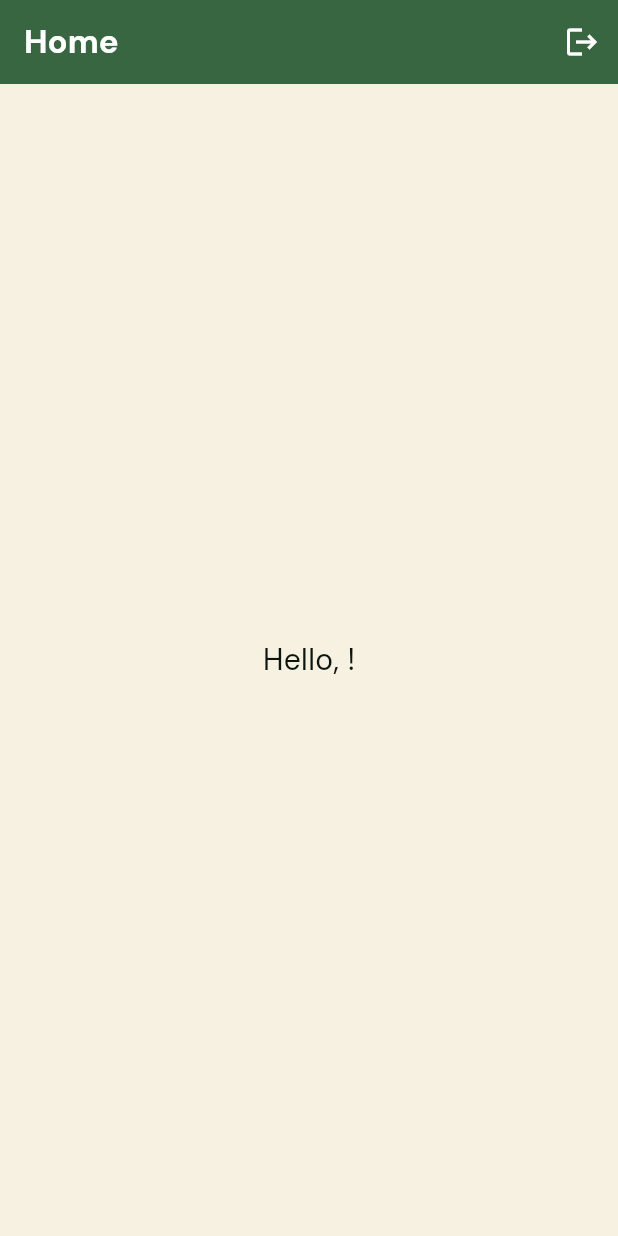
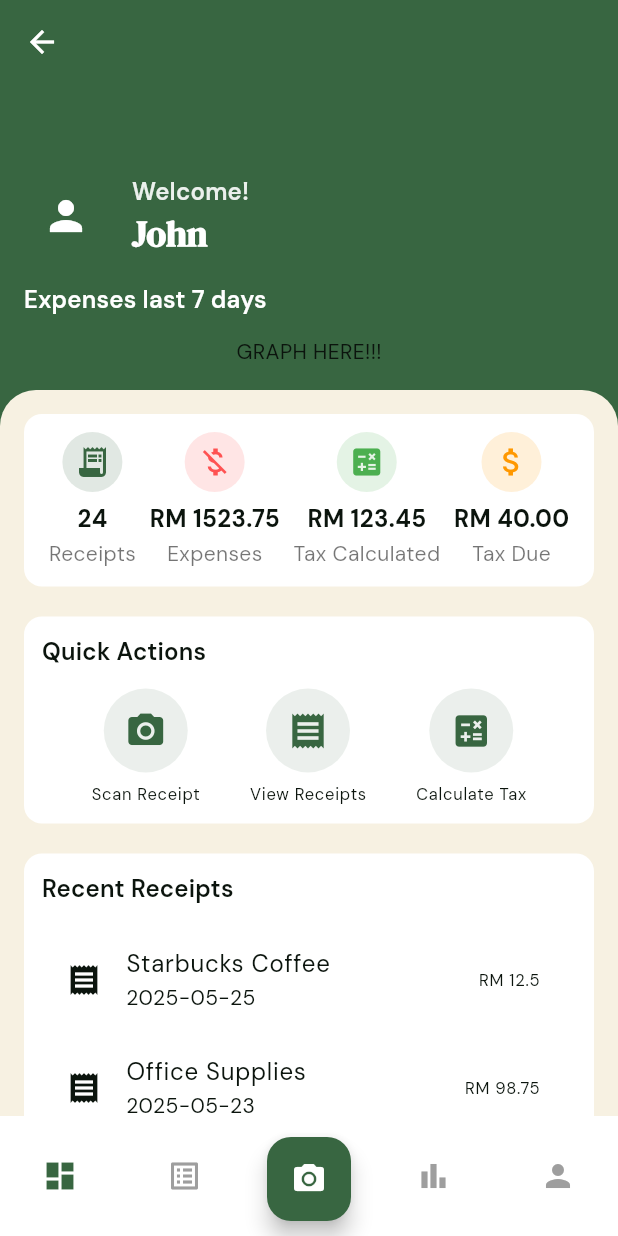
Before and after one commit to vinky0813/tolak_tax, a Flutter app: the HomeScreen screen opened by its route, on a phone screen of 412 x 824 dp. Run offline on Flutter 3.47's test engine with Material 3 defaults, Android fonts, the phone set to English and light mode, and no system bars; our stand-ins replace firebase_auth, firebase_core, flutter_svg, google_sign_in; missing offline and left inert: flutter_facebook_auth; accounts and stored records are empty.

Commit message:
Dashboard UI Skeleton

```diff
--- /dev/null
+++ b/lib/screens/dashboard_screen.dart
@@ -0,0 +1,253 @@
+import 'package:flutter/material.dart';
+import 'package:tolak_tax/widgets/quick_actionbutton.dart';
+import 'package:tolak_tax/widgets/summary_card.dart';
+
+class DashboardScreen extends StatelessWidget {
+  const DashboardScreen({super.key});
+
+  @override
+  Widget build(BuildContext context) {
+    final theme = Theme.of(context);
+    final colorScheme = theme.colorScheme;
+
+    // Dummy data for demo
+    final int totalReceipts = 24;
+    final double totalExpenses = 1523.75;
+    final double totalTax = 123.45;
+    final double taxDue = 40.00;
+
+    final recentReceipts = [
+      {'title': 'Starbucks Coffee', 'date': '2025-05-25', 'amount': 12.50},
+      {'title': 'Office Supplies', 'date': '2025-05-23', 'amount': 98.75},
+      {'title': 'Electricity Bill', 'date': '2025-05-20', 'amount': 150.00},
+    ];
+
+    final List<double> last7DaysExpenses = [50, 75, 30, 80, 65, 40, 90];
+    final userName = 'John';
+
+    // Simple bar chart widget
+    Widget buildBar(double amount, double maxAmount) {
+      final barHeight = (amount / maxAmount) * 80;
+      return Container(
+        width: 20,
+        height: 80,
+        alignment: Alignment.bottomCenter,
+        child: Container(
+          height: barHeight,
+          decoration: BoxDecoration(
+            color: colorScheme.secondary,
+            borderRadius: BorderRadius.circular(6),
+          ),
+        ),
+      );
+    }
+
+    final maxExpense = last7DaysExpenses.reduce((a, b) => a > b ? a : b);
+
+    return Scaffold(
+      backgroundColor: colorScheme.primary,
+      body: SafeArea(
+        child: CustomScrollView(
+          slivers: [
+            SliverAppBar(
+              pinned: true,
+              expandedHeight: 260,
+              backgroundColor: colorScheme.primary,
+              flexibleSpace: FlexibleSpaceBar(
+                background: Container(
+                  padding: const EdgeInsets.symmetric(horizontal: 16),
+                  color: colorScheme.primary,
+                  child: SafeArea(
+                    child: Column(
+                      mainAxisAlignment: MainAxisAlignment.end,
+                      crossAxisAlignment: CrossAxisAlignment.start,
+                      children: [
+                        const SizedBox(height: 16),
+                        Row(
+                          children: [
+                            CircleAvatar(
+                              radius: 28,
+                              backgroundColor: colorScheme.primary.withOpacity(0.3),
+                              child: Icon(Icons.person, size: 32, color: colorScheme.onPrimary),
+                            ),
+                            const SizedBox(width: 16),
+                            Column(
+                              crossAxisAlignment: CrossAxisAlignment.start,
+                              children: [
+                                Text(
+                                  'Welcome!',
+                                  style: theme.textTheme.titleMedium?.copyWith(
+                                    color: colorScheme.onPrimary.withOpacity(0.9),
+                                  ),
+                                ),
+                                Text(
+                                  userName,
+                                  style: theme.textTheme.headlineSmall?.copyWith(
+                                    color: colorScheme.onPrimary,
+                                    fontWeight: FontWeight.bold,
+                                  ),
+                                ),
+                              ],
+                            ),
+                          ],
+                        ),
+                        const SizedBox(height: 16),
+                        Column(
+                          crossAxisAlignment: CrossAxisAlignment.start,
+                          children: [
+                            Text(
+                              'Expenses last 7 days',
+                              style: theme.textTheme.titleMedium?.copyWith(color: colorScheme.onPrimary),
+                            ),
+                            const SizedBox(height: 12),
+                            Container(
+                              child: Center(
+                                child: Text("GRAPH HERE!!!"),
+                              ),
+                            )
+                          ],
+                        ),
+
+                        const SizedBox(height: 16),
+                      ],
+                    ),
+                  ),
+                ),
+              ),
+            ),
+            SliverToBoxAdapter(
+              child: Container(
+                decoration: BoxDecoration(
+                  color: colorScheme.surface,
+                  borderRadius: const BorderRadius.only(
+                    topLeft: Radius.circular(24),
+                    topRight: Radius.circular(24),
+                  ),
+                ),
+                child: Padding(
+                  padding: const EdgeInsets.all(16.0),
+                  child: Column(
+                    children: [
+                      // Summary Cards
+                      Container(
+                        padding: const EdgeInsets.all(12),
+                        decoration: BoxDecoration(
+                          color: Colors.white,
+                          borderRadius: BorderRadius.circular(12),
+                        ),
+                        child: Row(
+                          mainAxisAlignment: MainAxisAlignment.spaceAround,
+                          children: [
+                            SummaryCard(
+                                icon: Icons.receipt_long,
+                                label: 'Receipts',
+                                value: totalReceipts.toString(),
+                                color: colorScheme.primary),
+                            SummaryCard(
+                                icon: Icons.money_off,
+                                label: 'Expenses',
+                                value: 'RM ${totalExpenses.toStringAsFixed(2)}',
+                                color: Colors.redAccent),
+                            SummaryCard(
+                                icon: Icons.calculate,
+                                label: 'Tax Calculated',
+                                value: 'RM ${totalTax.toStringAsFixed(2)}',
+                                color: Colors.green),
+                            SummaryCard(
+                                icon: Icons.attach_money,
+                                label: 'Tax Due',
+                                value: 'RM ${taxDue.toStringAsFixed(2)}',
+                                color: Colors.orange),
+                          ],
+                        ),
+                      ),
+
+                      const SizedBox(height: 20),
+
+                      Container(
+                        padding: const EdgeInsets.all(12),
+                        decoration: BoxDecoration(
+                          color: Colors.white,
+                          borderRadius: BorderRadius.circular(12),
+                        ),
+                        child: Column(
+                          crossAxisAlignment: CrossAxisAlignment.start,
+                          children: [
+                            Text(
+                              'Quick Actions',
+                              style: theme.textTheme.titleMedium?.copyWith(
+                                fontWeight: FontWeight.w600,
+                              ),
+                            ),
+                            const SizedBox(height: 12),
+                            Row(
+                              mainAxisAlignment: MainAxisAlignment.spaceEvenly,
+                              children: [
+                                QuickActionButton(
+                                  icon: Icons.camera_alt,
+                                  label: 'Scan Receipt',
+                                  onPressed: () {
+                                    // TODO: Add scan logic
+                                  },
+                                ),
+                                QuickActionButton(
+                                  icon: Icons.receipt,
+                                  label: 'View Receipts',
+                                  onPressed: () {
+                                    // TODO: Navigate to receipts list
+                                  },
+                                ),
+                                QuickActionButton(
+                                  icon: Icons.calculate,
+                                  label: 'Calculate Tax',
+                                  onPressed: () {
+                                    // TODO: Navigate to tax calculation screen
+                                  },
+                                ),
+                              ],
+                            ),
+                          ],
+                        ),
+                      ),
+
+                      const SizedBox(height: 20),
+
+                      // Recent Receipts List Section
+                      Container(
+                        padding: const EdgeInsets.all(12),
+                        decoration: BoxDecoration(
+                          color: Colors.white,
+                          borderRadius: BorderRadius.circular(12),
+                        ),
+                        child: Column(
+                          crossAxisAlignment: CrossAxisAlignment.start,
+                          children: [
+                            Text(
+                              'Recent Receipts',
+                              style: theme.textTheme.titleMedium?.copyWith(
+                                fontWeight: FontWeight.w600,
+                              ),
+                            ),
+                            const SizedBox(height: 12),
+                            ...recentReceipts.map(
+                                  (receipt) => ListTile(
+                                leading: const Icon(Icons.receipt),
+                                title: Text("${receipt['title']!}"),
+                                subtitle: Text("${receipt['date']!}"),
+                                trailing: Text('RM ${receipt['amount']!.toString()}'),
+                              ),
+                            ),
+                          ],
+                        ),
+                      ),
+                    ],
+                  ),
+                ),
+              ),
+            ),
+          ],
+        ),
+      ),
+    );
+  }
+}
--- a/lib/screens/home_screen.dart
+++ b/lib/screens/home_screen.dart
@@ -1,34 +1,113 @@
 import 'package:flutter/material.dart';
 import 'package:firebase_auth/firebase_auth.dart';
+import 'package:tolak_tax/screens/dashboard_screen.dart';
+import 'package:tolak_tax/screens/expense_screen.dart';
+import 'package:tolak_tax/screens/profile_screen.dart';
+import 'package:tolak_tax/screens/reports_screen.dart';
 
-class HomeScreen extends StatelessWidget {
+class HomeScreen extends StatefulWidget {
   const HomeScreen({super.key});
 
-  void _signOut(BuildContext context) async {
-    await FirebaseAuth.instance.signOut();
-    Navigator.of(context).pushReplacementNamed('/login');
+  @override
+  State<HomeScreen> createState() => _HomeScreenState();
+}
+
+class _HomeScreenState extends State<HomeScreen> {
+  int _selectedIndex = 0;
+
+  final List<Widget> _screens = const [
+    DashboardScreen(),
+    ExpenseScreen(),
+    ReportsScreen(),
+    ProfileScreen(),
+  ];
+
+  void _onItemTapped(int index) {
+    setState(() {
+      _selectedIndex = index;
+    });
+  }
+
+  void _onScannerPressed() {
+    print('Scanner button pressed');
   }
 
   @override
   Widget build(BuildContext context) {
     final user = FirebaseAuth.instance.currentUser;
+    final theme = Theme.of(context);
 
     return Scaffold(
-      appBar: AppBar(
-        automaticallyImplyLeading: false,
-        title: const Text('Home'),
-        actions: [
-          IconButton(
-            icon: const Icon(Icons.logout),
-            onPressed: () => _signOut(context),
-            tooltip: 'Sign Out',
+      extendBody: true,
+
+      body: SafeArea(
+        child: IndexedStack(
+          index: _selectedIndex,
+          children: _screens,
+        ),
+      ),
+      floatingActionButton: Stack(
+        children: [
+          Positioned(
+            bottom: 10,
+            left: MediaQuery.of(context).size.width / 2 - 28,
+            child: FloatingActionButton(
+              onPressed: _onScannerPressed,
+              backgroundColor: theme.primaryColor,
+              heroTag: "ScannerButton",
+              child: const Icon(Icons.camera_alt),
+            ),
           ),
         ],
       ),
-      body: Center(
-        child: Text(
-          'Hello, ${user?.displayName ?? user?.email ?? 'User'}!',
-          style: const TextStyle(fontSize: 20),
+      floatingActionButtonLocation: FloatingActionButtonLocation.centerDocked,
+      bottomNavigationBar: BottomAppBar(
+        color: Theme.of(context).colorScheme.onPrimary,
+        elevation: 8,
+        child: SizedBox(
+          height: 30.0,
+          child: Row(
+            mainAxisAlignment: MainAxisAlignment.spaceBetween,
+            children: [
+              IconButton(
+                icon: Icon(
+                  Icons.dashboard,
+                  color: _selectedIndex == 0
+                      ? Theme.of(context).colorScheme.primary
+                      : Colors.grey,
+                ),
+                onPressed: () => _onItemTapped(0),
+              ),
+              IconButton(
+                icon: Icon(
+                  Icons.list_alt,
+                  color: _selectedIndex == 1
+                      ? Theme.of(context).colorScheme.primary
+                      : Colors.grey,
+                ),
+                onPressed: () => _onItemTapped(1),
+              ),
+              const SizedBox(width: 48), // Space for FAB
+              IconButton(
+                icon: Icon(
+                  Icons.bar_chart,
+                  color: _selectedIndex == 2
+                      ? Theme.of(context).colorScheme.primary
+                      : Colors.grey,
+                ),
+                onPressed: () => _onItemTapped(2),
+              ),
+              IconButton(
+                icon: Icon(
+                  Icons.person,
+                  color: _selectedIndex == 3
+                      ? Theme.of(context).colorScheme.primary
+                      : Colors.grey,
+                ),
+                onPressed: () => _onItemTapped(3),
+              ),
+            ],
+          ),
         ),
       ),
     );
--- /dev/null
+++ b/lib/widgets/quick_actionbutton.dart
@@ -0,0 +1,36 @@
+import 'package:flutter/material.dart';
+
+class QuickActionButton extends StatelessWidget {
+  final IconData icon;
+  final String label;
+  final VoidCallback? onPressed;
+
+  const QuickActionButton({
+    super.key,
+    required this.icon,
+    required this.label,
+    this.onPressed,
+  });
+
+  @override
+  Widget build(BuildContext context) {
+    final theme = Theme.of(context);
+
+    return InkWell(
+      borderRadius: BorderRadius.circular(40), // round effect on tap
+      onTap: onPressed,
+      child: Column(
+        mainAxisSize: MainAxisSize.min,
+        children: [
+          CircleAvatar(
+            radius: 28,
+            backgroundColor: theme.colorScheme.primary.withOpacity(0.1),
+            child: Icon(icon, size: 28, color: theme.colorScheme.primary),
+          ),
+          const SizedBox(height: 6),
+          Text(label, style: theme.textTheme.labelSmall),
+        ],
+      ),
+    );
+  }
+}
--- /dev/null
+++ b/lib/widgets/summary_card.dart
@@ -0,0 +1,28 @@
+import 'package:flutter/material.dart';
+
+Widget SummaryCard({
+  required IconData icon,
+  required String label,
+  required String value,
+  required Color color,
+}) {
+  return Column(
+    children: [
+      CircleAvatar(
+        radius: 20,
+        backgroundColor: color.withOpacity(0.15),
+        child: Icon(icon, color: color, size: 24),
+      ),
+      const SizedBox(height: 6),
+      Text(
+        value,
+        style: const TextStyle(fontWeight: FontWeight.bold, fontSize: 16),
+      ),
+      const SizedBox(height: 2),
+      Text(
+        label,
+        style: const TextStyle(color: Colors.black54),
+      ),
+    ],
+  );
+}
--- a/pubspec.yaml
+++ b/pubspec.yaml
@@ -43,6 +43,7 @@ dependencies:
   firebase_core: ^2.24.2
   firebase_auth: ^4.17.3
   flutter_facebook_auth: ^7.1.0
+  fl_chart: ^0.71.0
 
 dev_dependencies:
   flutter_test:
```
Also changed, not shown: lib/screens/expense_screen.dart (added, +59 -0 lines), lib/screens/profile_screen.dart (added, +71 -0 lines), lib/screens/reports_screen.dart (added, +67 -0 lines), pubspec.lock.
